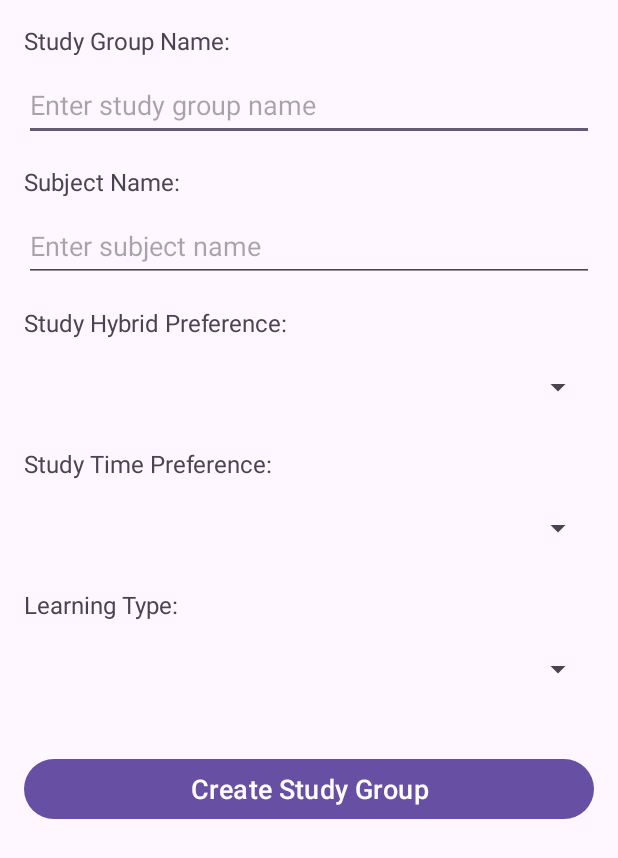
After one commit to Team5MobileApp/StudyConnect, an Android app: the layout study_group_creation_form.xml on its own in the app's theme, with its tools: preview values and no code run, on a phone screen of 412 x 824 dp. The commit adds this screen. Shown: the top 858 px of the screen. Run offline under Robolectric (Android 15) with nearby library versions, the phone set to English and light mode, and no system bars.

Commit message:
Added study group creation form and fixed user preferences.

```diff
--- a/app/src/main/res/layout/fragment_profile.xml
+++ b/app/src/main/res/layout/fragment_profile.xml
@@ -22,11 +22,11 @@
             app:layout_constraintTop_toTopOf="parent" />
 
         <Button
-            android:id="@+id/editProfileButton"
+            android:id="@+id/saveButton"
             android:layout_width="wrap_content"
             android:layout_height="wrap_content"
             android:layout_marginTop="352dp"
-            android:text="Edit Profile"
+            android:text="Save Preferences"
             app:layout_constraintBottom_toBottomOf="parent"
             app:layout_constraintEnd_toEndOf="parent"
             app:layout_constraintHorizontal_bias="0.498"
@@ -122,6 +122,7 @@
             android:layout_marginStart="100dp"
             android:ems="10"
             android:gravity="start|top"
+            android:hint="Enter classes."
             android:inputType="textMultiLine"
             app:layout_constraintStart_toEndOf="@+id/classesTV"
             app:layout_constraintTop_toTopOf="@+id/classesTV" />
--- /dev/null
+++ b/app/src/main/res/layout/study_group_creation_form.xml
@@ -0,0 +1,90 @@
+<?xml version="1.0" encoding="utf-8"?>
+<LinearLayout xmlns:android="http://schemas.android.com/apk/res/android"
+    android:layout_width="match_parent"
+    android:layout_height="match_parent"
+    android:orientation="vertical"
+    android:padding="16dp">
+
+    <TextView
+        android:id="@+id/tv_study_group_name"
+        android:layout_width="wrap_content"
+        android:layout_height="wrap_content"
+        android:text="Study Group Name:"
+        android:textSize="16sp"
+        android:layout_marginBottom="8dp" />
+
+    <EditText
+        android:id="@+id/et_study_group_name"
+        android:layout_width="match_parent"
+        android:layout_height="48dp"
+        android:hint="Enter study group name"
+        android:inputType="textPersonName"
+        android:layout_marginBottom="16dp" />
+
+    <TextView
+        android:id="@+id/tv_subject_name"
+        android:layout_width="wrap_content"
+        android:layout_height="wrap_content"
+        android:text="Subject Name:"
+        android:textSize="16sp"
+        android:layout_marginBottom="8dp" />
+
+    <EditText
+        android:id="@+id/et_subject_name"
+        android:layout_width="match_parent"
+        android:layout_height="48dp"
+        android:hint="Enter subject name"
+        android:inputType="text"
+        android:layout_marginBottom="16dp" />
+
+    <TextView
+        android:id="@+id/tv_study_hybrid"
+        android:layout_width="wrap_content"
+        android:layout_height="wrap_content"
+        android:text="Study Hybrid Preference:"
+        android:textSize="16sp"
+        android:layout_marginBottom="8dp" />
+
+    <Spinner
+        android:id="@+id/spinner_hybrid_preference"
+        android:layout_width="match_parent"
+        android:layout_height="48dp"
+        android:layout_marginBottom="16dp" />
+
+    <TextView
+        android:id="@+id/tv_study_time"
+        android:layout_width="wrap_content"
+        android:layout_height="wrap_content"
+        android:text="Study Time Preference:"
+        android:textSize="16sp"
+        android:layout_marginBottom="8dp" />
+
+    <Spinner
+        android:id="@+id/spinner_time_preference"
+        android:layout_width="match_parent"
+        android:layout_height="48dp"
+        android:layout_marginBottom="16dp" />
+
+    <TextView
+        android:id="@+id/tv_learning_type"
+        android:layout_width="wrap_content"
+        android:layout_height="wrap_content"
+        android:text="Learning Type:"
+        android:textSize="16sp"
+        android:layout_marginBottom="8dp" />
+
+    <Spinner
+        android:id="@+id/spinner_learning_type"
+        android:layout_width="match_parent"
+        android:layout_height="48dp"
+        android:layout_marginBottom="16dp" />
+
+    <Button
+        android:id="@+id/btn_create_group"
+        android:layout_width="match_parent"
+        android:layout_height="wrap_content"
+        android:text="Create Study Group"
+        android:textSize="18sp"
+        android:layout_marginTop="16dp" />
+
+</LinearLayout>
```
